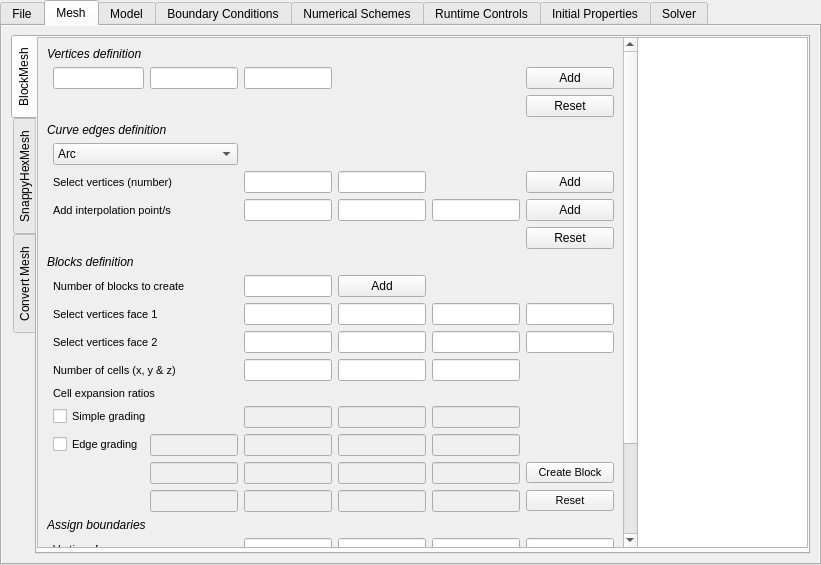
This is GUI_dev/proto_1.ui in LeoGtrez/qtFoam as Qt 5 draws it before an edit. The edited form follows.
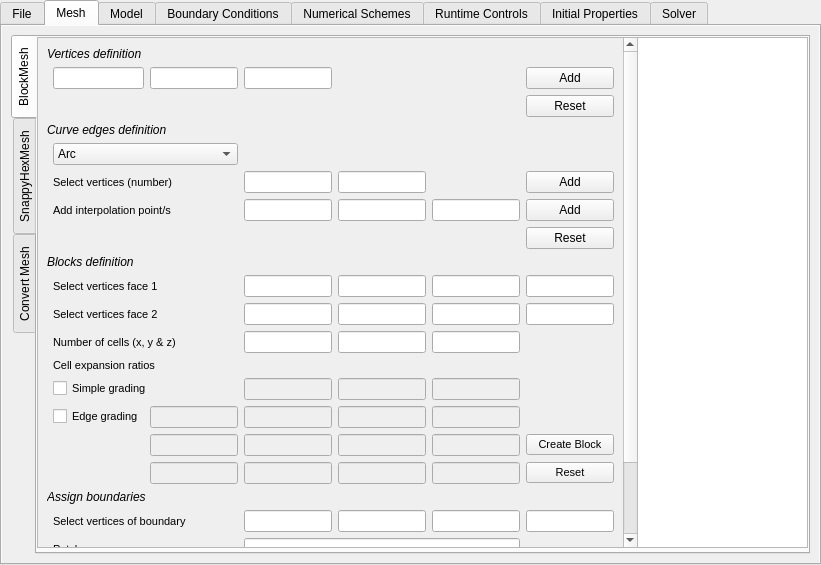
This is the edited form.

Commit message: Added blockMesh generation

```diff
--- a/GUI_dev/proto_1.ui
+++ b/GUI_dev/proto_1.ui
@@ -58,7 +58,7 @@
      <string>Select an action:</string>
     </property>
    </widget>
-   <widget class="QWidget" name="">
+   <widget class="QWidget" name="layoutWidget">
     <property name="geometry">
      <rect>
       <x>181</x>
@@ -185,9 +185,9 @@
          <property name="geometry">
           <rect>
            <x>0</x>
-           <y>0</y>
+           <y>-198</y>
            <width>585</width>
-           <height>742</height>
+           <height>707</height>
           </rect>
          </property>
          <layout class="QGridLayout" name="gridLayout_9">
@@ -199,7 +199,7 @@
             <property name="bottomMargin">
              <number>5</number>
             </property>
-            <item row="12" column="1" colspan="2">
+            <item row="11" column="1" colspan="2">
              <widget class="QLabel" name="label_71">
               <property name="font">
                <font>
@@ -211,29 +211,32 @@
               </property>
              </widget>
             </item>
-            <item row="10" column="3">
+            <item row="9" column="3">
              <widget class="QLineEdit" name="lineEdit_43"/>
             </item>
             <item row="1" column="1">
              <widget class="QLineEdit" name="lineEdit_35"/>
             </item>
+            <item row="10" column="3">
+             <widget class="QLineEdit" name="lineEdit_47"/>
+            </item>
             <item row="5" column="4">
              <widget class="QLineEdit" name="lineEdit_39"/>
             </item>
-            <item row="10" column="5">
+            <item row="9" column="5">
              <widget class="QLineEdit" name="lineEdit_45"/>
             </item>
-            <item row="10" column="4">
+            <item row="9" column="4">
              <widget class="QLineEdit" name="lineEdit_44"/>
             </item>
-            <item row="14" column="5">
+            <item row="13" column="5">
              <widget class="QLineEdit" name="lineEdit_56">
               <property name="enabled">
                <bool>false</bool>
               </property>
              </widget>
             </item>
-            <item row="10" column="6">
+            <item row="9" column="6">
              <widget class="QLineEdit" name="lineEdit_46"/>
             </item>
             <item row="5" column="3">
@@ -254,28 +257,31 @@
               </property>
              </widget>
             </item>
-            <item row="14" column="3">
+            <item row="13" column="3">
              <widget class="QLineEdit" name="lineEdit_54">
               <property name="enabled">
                <bool>false</bool>
               </property>
              </widget>
             </item>
-            <item row="22" column="3" colspan="3">
+            <item row="21" column="3" colspan="3">
              <widget class="QLineEdit" name="lineEdit_73"/>
             </item>
+            <item row="11" column="5">
+             <widget class="QLineEdit" name="lineEdit_53"/>
+            </item>
+            <item row="20" column="4">
+             <widget class="QLineEdit" name="lineEdit_70"/>
+            </item>
             <item row="6" column="5">
              <widget class="QLineEdit" name="lineEdit_42"/>
             </item>
-            <item row="21" column="4">
-             <widget class="QLineEdit" name="lineEdit_70"/>
-            </item>
-            <item row="12" column="5">
-             <widget class="QLineEdit" name="lineEdit_53"/>
-            </item>
-            <item row="21" column="3">
+            <item row="20" column="3">
              <widget class="QLineEdit" name="lineEdit_69"/>
             </item>
+            <item row="1" column="2">
+             <widget class="QLineEdit" name="lineEdit_36"/>
+            </item>
             <item row="6" column="6">
              <widget class="QPushButton" name="Add_interp">
               <property name="text">
@@ -283,10 +289,7 @@
               </property>
              </widget>
             </item>
-            <item row="1" column="2">
-             <widget class="QLineEdit" name="lineEdit_36"/>
-            </item>
-            <item row="22" column="1" colspan="2">
+            <item row="21" column="1" colspan="2">
              <widget class="QLabel" name="label_76">
               <property name="font">
                <font>
@@ -298,15 +301,15 @@
               </property>
              </widget>
             </item>
-            <item row="14" column="4">
+            <item row="13" column="4">
              <widget class="QLineEdit" name="lineEdit_55">
               <property name="enabled">
                <bool>false</bool>
               </property>
              </widget>
             </item>
-            <item row="11" column="3">
-             <widget class="QLineEdit" name="lineEdit_47"/>
+            <item row="11" column="4">
+             <widget class="QLineEdit" name="lineEdit_52"/>
             </item>
             <item row="4" column="1" colspan="2">
              <widget class="QComboBox" name="comboBox_22">
@@ -332,28 +335,28 @@
               </item>
              </widget>
             </item>
-            <item row="12" column="4">
-             <widget class="QLineEdit" name="lineEdit_52"/>
-            </item>
-            <item row="21" column="1" colspan="2">
-             <widget class="QLabel" name="label_73">
-              <property name="font">
-               <font>
-                <pointsize>8</pointsize>
-               </font>
-              </property>
-              <property name="text">
-               <string>Vertices faces</string>
-              </property>
-             </widget>
-            </item>
-            <item row="12" column="3">
+            <item row="11" column="3">
              <widget class="QLineEdit" name="lineEdit_51"/>
             </item>
             <item row="6" column="4">
              <widget class="QLineEdit" name="lineEdit_41"/>
             </item>
-            <item row="23" column="1" colspan="2">
+            <item row="20" column="1" colspan="2">
+             <widget class="QLabel" name="label_73">
+              <property name="font">
+               <font>
+                <pointsize>8</pointsize>
+               </font>
+              </property>
+              <property name="text">
+               <string>Select vertices of boundary</string>
+              </property>
+             </widget>
+            </item>
+            <item row="20" column="5">
+             <widget class="QLineEdit" name="lineEdit_71"/>
+            </item>
+            <item row="22" column="1" colspan="2">
              <widget class="QLabel" name="label_75">
               <property name="font">
                <font>
@@ -365,15 +368,18 @@
               </property>
              </widget>
             </item>
-            <item row="21" column="5">
-             <widget class="QLineEdit" name="lineEdit_71"/>
-            </item>
-            <item row="21" column="6">
+            <item row="20" column="6">
              <widget class="QLineEdit" name="lineEdit_72"/>
             </item>
-            <item row="11" column="5">
+            <item row="10" column="5">
              <widget class="QLineEdit" name="lineEdit_49"/>
             </item>
+            <item row="10" column="6">
+             <widget class="QLineEdit" name="lineEdit_50"/>
+            </item>
+            <item row="10" column="4">
+             <widget class="QLineEdit" name="lineEdit_48"/>
+            </item>
             <item row="5" column="1" colspan="2">
              <widget class="QLabel" name="label_5">
               <property name="font">
@@ -386,12 +392,6 @@
               </property>
              </widget>
             </item>
-            <item row="11" column="6">
-             <widget class="QLineEdit" name="lineEdit_50"/>
-            </item>
-            <item row="11" column="4">
-             <widget class="QLineEdit" name="lineEdit_48"/>
-            </item>
             <item row="7" column="6">
              <widget class="QPushButton" name="Reset_curvedg">
               <property name="text">
@@ -399,7 +399,7 @@
               </property>
              </widget>
             </item>
-            <item row="20" column="0" colspan="3">
+            <item row="19" column="0" colspan="3">
              <widget class="QLabel" name="label_74">
               <property name="font">
                <font>
@@ -442,6 +442,9 @@
               </property>
              </widget>
             </item>
+            <item row="1" column="3">
+             <widget class="QLineEdit" name="lineEdit_37"/>
+            </item>
             <item row="2" column="6">
              <widget class="QPushButton" name="Reset_vert">
               <property name="text">
@@ -461,31 +464,28 @@
               </property>
              </widget>
             </item>
-            <item row="1" column="3">
-             <widget class="QLineEdit" name="lineEdit_37"/>
-            </item>
-            <item row="15" column="4">
+            <item row="14" column="4">
              <widget class="QLineEdit" name="lineEdit_59">
               <property name="enabled">
                <bool>false</bool>
               </property>
              </widget>
             </item>
-            <item row="17" column="3">
+            <item row="16" column="3">
              <widget class="QLineEdit" name="lineEdit_66">
               <property name="enabled">
                <bool>false</bool>
               </property>
              </widget>
             </item>
-            <item row="17" column="2">
+            <item row="16" column="2">
              <widget class="QLineEdit" name="lineEdit_65">
               <property name="enabled">
                <bool>false</bool>
               </property>
              </widget>
             </item>
-            <item row="14" column="1" colspan="2">
+            <item row="13" column="1" colspan="2">
              <widget class="QCheckBox" name="checkBox_2">
               <property name="font">
                <font>
@@ -497,7 +497,7 @@
               </property>
              </widget>
             </item>
-            <item row="15" column="5">
+            <item row="14" column="5">
              <widget class="QLineEdit" name="lineEdit_60">
               <property name="enabled">
                <bool>false</bool>
@@ -505,18 +505,6 @@
              </widget>
             </item>
             <item row="9" column="1" colspan="2">
-             <widget class="QLabel" name="label_111">
-              <property name="font">
-               <font>
-                <pointsize>8</pointsize>
-               </font>
-              </property>
-              <property name="text">
-               <string>Number of blocks to create</string>
-              </property>
-             </widget>
-            </item>
-            <item row="10" column="1" colspan="2">
              <widget class="QLabel" name="label_69">
               <property name="font">
                <font>
@@ -528,7 +516,7 @@
               </property>
              </widget>
             </item>
-            <item row="11" column="1" colspan="2">
+            <item row="10" column="1" colspan="2">
              <widget class="QLabel" name="label_70">
               <property name="font">
                <font>
@@ -542,15 +530,15 @@
               </property>
              </widget>
             </item>
-            <item row="16" column="5">
+            <item row="15" column="5">
              <widget class="QLineEdit" name="lineEdit_64">
               <property name="enabled">
                <bool>false</bool>
               </property>
              </widget>
             </item>
-            <item row="24" column="3" colspan="2">
-             <widget class="QPushButton" name="pushButton_5">
+            <item row="23" column="3" colspan="2">
+             <widget class="QPushButton" name="Create_mesh">
               <property name="font">
                <font>
                 <pointsize>12</pointsize>
@@ -561,17 +549,14 @@
               </property>
              </widget>
             </item>
-            <item row="9" column="3">
-             <widget class="QLineEdit" name="lineEdit_102"/>
-            </item>
-            <item row="17" column="4">
+            <item row="16" column="4">
              <widget class="QLineEdit" name="lineEdit_67">
               <property name="enabled">
                <bool>false</bool>
               </property>
              </widget>
             </item>
-            <item row="15" column="1">
+            <item row="14" column="1">
              <widget class="QCheckBox" name="checkBox_3">
               <property name="font">
                <font>
@@ -583,7 +568,7 @@
               </property>
              </widget>
             </item>
-            <item row="13" column="1" colspan="2">
+            <item row="12" column="1" colspan="2">
              <widget class="QLabel" name="label_72">
               <property name="font">
                <font>
@@ -595,7 +580,7 @@
               </property>
              </widget>
             </item>
-            <item row="23" column="5">
+            <item row="22" column="5">
              <widget class="QPushButton" name="Set_bound">
               <property name="font">
                <font>
@@ -607,24 +592,24 @@
               </property>
              </widget>
             </item>
-            <item row="15" column="3">
+            <item row="14" column="3">
              <widget class="QLineEdit" name="lineEdit_58">
               <property name="enabled">
                <bool>false</bool>
               </property>
              </widget>
             </item>
-            <item row="16" column="2">
+            <item row="15" column="2">
              <widget class="QLineEdit" name="lineEdit_61">
               <property name="enabled">
                <bool>false</bool>
               </property>
              </widget>
             </item>
-            <item row="9" column="4">
-             <widget class="QPushButton" name="Nblock_btn">
-              <property name="text">
-               <string>Add</string>
+            <item row="15" column="3">
+             <widget class="QLineEdit" name="lineEdit_62">
+              <property name="enabled">
+               <bool>false</bool>
               </property>
              </widget>
             </item>
@@ -635,14 +620,26 @@
               </property>
              </widget>
             </item>
-            <item row="16" column="3">
-             <widget class="QLineEdit" name="lineEdit_62">
+            <item row="15" column="4">
+             <widget class="QLineEdit" name="lineEdit_63">
               <property name="enabled">
                <bool>false</bool>
               </property>
              </widget>
             </item>
-            <item row="23" column="3" colspan="2">
+            <item row="22" column="6">
+             <widget class="QPushButton" name="Reset_bound">
+              <property name="font">
+               <font>
+                <pointsize>8</pointsize>
+               </font>
+              </property>
+              <property name="text">
+               <string>Reset</string>
+              </property>
+             </widget>
+            </item>
+            <item row="22" column="3" colspan="2">
              <widget class="QComboBox" name="comboBox_23">
               <property name="font">
                <font>
@@ -676,26 +673,7 @@
               </item>
              </widget>
             </item>
-            <item row="16" column="4">
-             <widget class="QLineEdit" name="lineEdit_63">
-              <property name="enabled">
-               <bool>false</bool>
-              </property>
-             </widget>
-            </item>
-            <item row="23" column="6">
-             <widget class="QPushButton" name="Reset_bound">
-              <property name="font">
-               <font>
-                <pointsize>8</pointsize>
-               </font>
-              </property>
-              <property name="text">
-               <string>Reset</string>
-              </property>
-             </widget>
-            </item>
-            <item row="24" column="5" colspan="2">
+            <item row="23" column="5" colspan="2">
              <widget class="QPushButton" name="pushButton_6">
               <property name="font">
                <font>
@@ -707,21 +685,21 @@
               </property>
              </widget>
             </item>
-            <item row="15" column="2">
+            <item row="14" column="2">
              <widget class="QLineEdit" name="lineEdit_57">
               <property name="enabled">
                <bool>false</bool>
               </property>
              </widget>
             </item>
-            <item row="17" column="5">
+            <item row="16" column="5">
              <widget class="QLineEdit" name="lineEdit_68">
               <property name="enabled">
                <bool>false</bool>
               </property>
              </widget>
             </item>
-            <item row="16" column="6">
+            <item row="15" column="6">
              <widget class="QPushButton" name="Create_block">
               <property name="font">
                <font>
@@ -733,7 +711,7 @@
               </property>
              </widget>
             </item>
-            <item row="17" column="6">
+            <item row="16" column="6">
              <widget class="QPushButton" name="Reset_block">
               <property name="font">
                <font>
@@ -794,7 +772,7 @@
           <rect>
            <x>0</x>
            <y>0</y>
-           <width>751</width>
+           <width>389</width>
            <height>1221</height>
           </rect>
          </property>
@@ -1752,7 +1730,7 @@
       <x>360</x>
       <y>20</y>
       <width>441</width>
-      <height>91</height>
+      <height>122</height>
      </rect>
     </property>
     <layout class="QGridLayout" name="gridLayout_12">
@@ -1834,7 +1812,7 @@
      </item>
     </layout>
    </widget>
-   <widget class="QWidget" name="">
+   <widget class="QWidget" name="layoutWidget">
     <property name="geometry">
      <rect>
       <x>10</x>
@@ -1862,8 +1840,7 @@
     </layout>
    </widget>
    <zorder>layoutWidget</zorder>
-   <zorder>listWidget</zorder>
-   <zorder>pushButton_7</zorder>
+   <zorder>layoutWidget</zorder>
    <zorder>widget_empty</zorder>
    <zorder>widget_patch</zorder>
    <zorder>widget_wall</zorder>
@@ -2950,7 +2927,7 @@
      </item>
     </layout>
    </widget>
-   <widget class="QWidget" name="">
+   <widget class="QWidget" name="layoutWidget">
     <property name="geometry">
      <rect>
       <x>220</x>
```
The commit also changes 5 other files.
